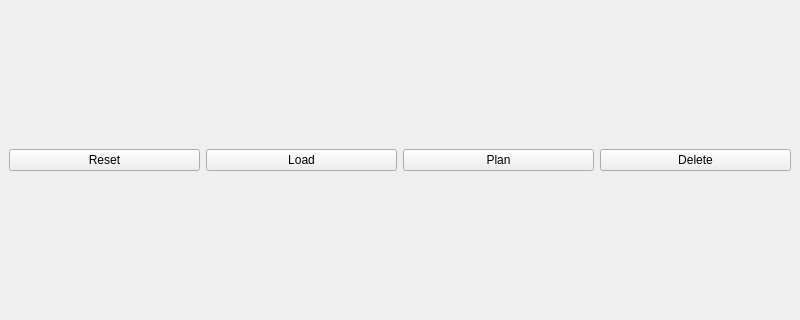
This is include/mainwindow.ui in cognitivesystems/bpp-standalone as Qt 5 draws it before an edit; both pictures show x 0 to 800 and y 140 to 460 of the 800 by 600 pixel window. The edited form follows.
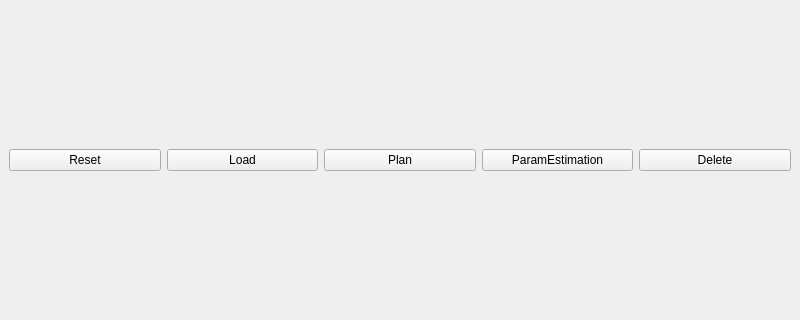
This is the edited form.

What changed in the file:
```diff
--- a/include/mainwindow.ui
+++ b/include/mainwindow.ui
@@ -24,7 +24,7 @@
         </property>
        </widget>
       </item>
-      <item row="0" column="3">
+      <item row="0" column="4">
        <widget class="QPushButton" name="deleteButton">
         <property name="text">
          <string>Delete</string>
@@ -45,6 +45,13 @@
         </property>
        </widget>
       </item>
+      <item row="0" column="3">
+       <widget class="QPushButton" name="estimateButton">
+        <property name="text">
+         <string>ParamEstimation</string>
+        </property>
+       </widget>
+      </item>
      </layout>
     </item>
    </layout>
```
